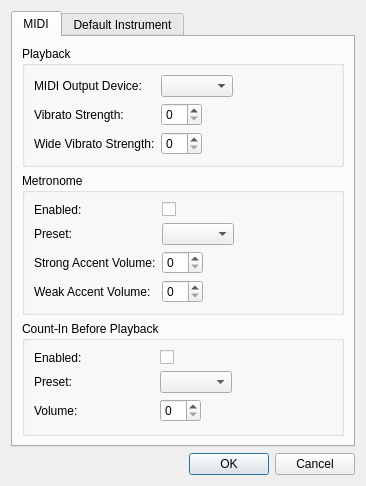
Qt form source/dialogs/preferencesdialog.ui (powertab/powertabeditor) before a commit.
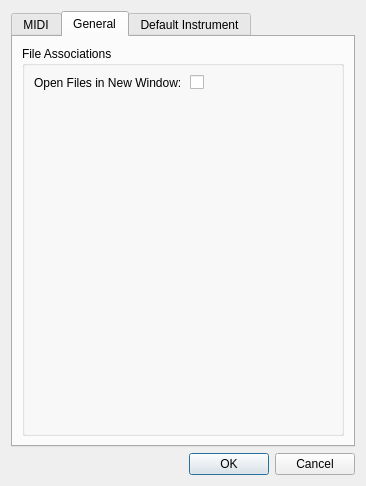
The same form after that commit. The open tabs and pages were chosen to show the change. Custom widgets are drawn as their Qt base class.

Commit message:
When opening files from outside the program, there is now an option to open them in a new tab instead of launching a new instance of the program.
Updated the Windows installer to bundle Qt5Network.dll, which is now required.

```diff
--- a/source/dialogs/preferencesdialog.ui
+++ b/source/dialogs/preferencesdialog.ui
@@ -198,6 +198,42 @@
        </item>
       </layout>
      </widget>
+     <widget class="QWidget" name="generalTab">
+      <attribute name="title">
+       <string>General</string>
+      </attribute>
+      <layout class="QVBoxLayout" name="verticalLayout_6">
+       <item>
+        <widget class="QGroupBox" name="groupBox_4">
+         <property name="title">
+          <string>File Associations</string>
+         </property>
+         <layout class="QVBoxLayout" name="verticalLayout_7">
+          <item>
+           <layout class="QFormLayout" name="formLayout_5">
+            <item row="0" column="0">
+             <widget class="QLabel" name="openInNewWindowLabel">
+              <property name="minimumSize">
+               <size>
+                <width>150</width>
+                <height>0</height>
+               </size>
+              </property>
+              <property name="text">
+               <string>Open Files in New Window:</string>
+              </property>
+             </widget>
+            </item>
+            <item row="0" column="1">
+             <widget class="QCheckBox" name="openInNewWindowCheckBox"/>
+            </item>
+           </layout>
+          </item>
+         </layout>
+        </widget>
+       </item>
+      </layout>
+     </widget>
      <widget class="QWidget" name="defaultsTab">
       <attribute name="title">
        <string>Default Instrument</string>
```
The commit also changes 6 other files.
